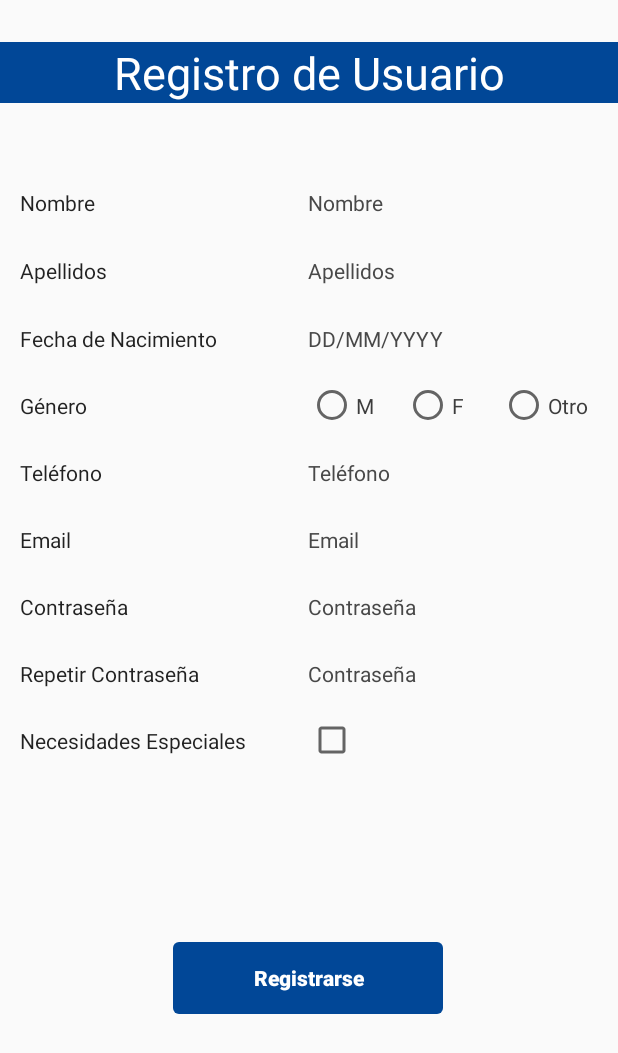
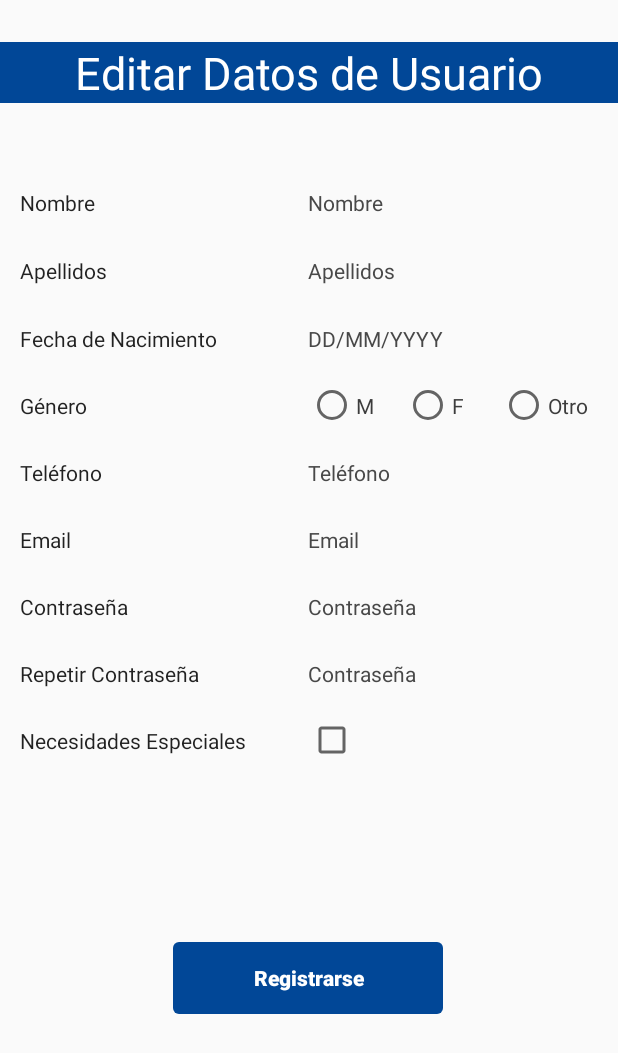
Before and after one commit to PTIN2020/A4, an Android app: the modificarperfil screen opened directly, with no data from a screen before it, on a phone screen of 412 x 824 dp. Shown: the top 1053 px of the screen. Run offline under Robolectric (Android 15) with nearby library versions, the phone set to English and light mode, and no system bars.

Commit message:
Pequeño cambio

```diff
--- a/app/src/main/res/layout/activity_modificarperfil.xml
+++ b/app/src/main/res/layout/activity_modificarperfil.xml
@@ -44,7 +44,7 @@
                 android:layout_height="wrap_content"
                 android:layout_marginTop="28dp"
                 android:background="@color/blue"
-                android:text="Registro de Usuario"
+                android:text="Editar Datos de Usuario"
                 android:textAlignment="center"
                 android:textColor="@color/white"
                 android:textSize="30sp"
```
Also changed, not shown: 1 other file.
